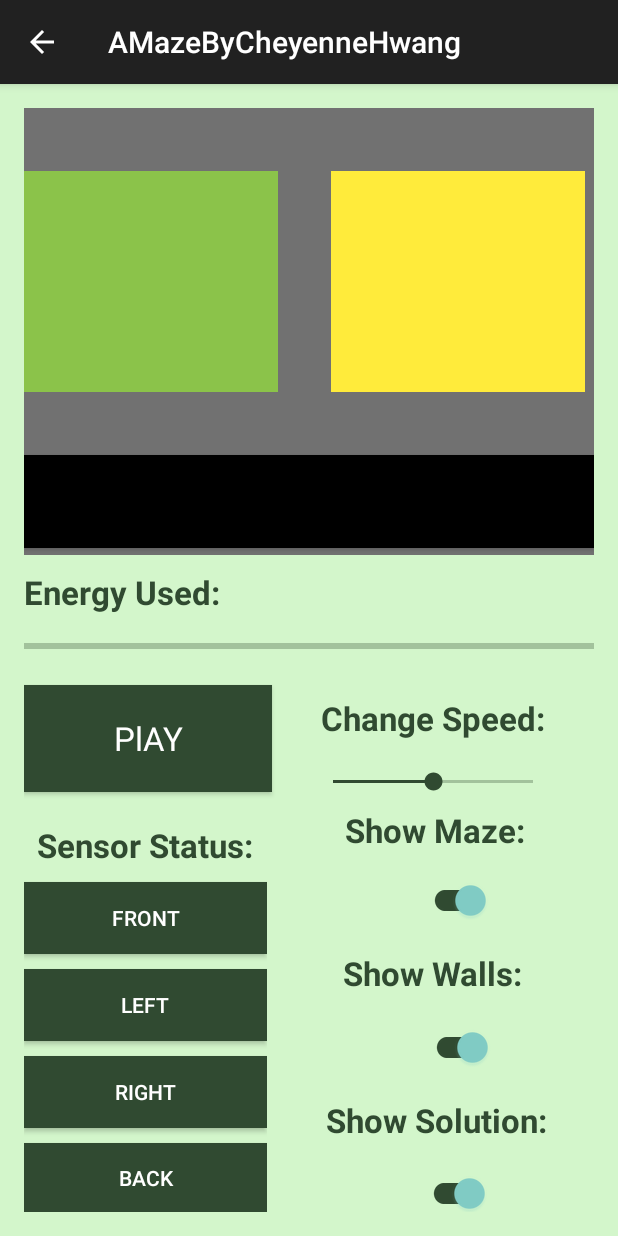
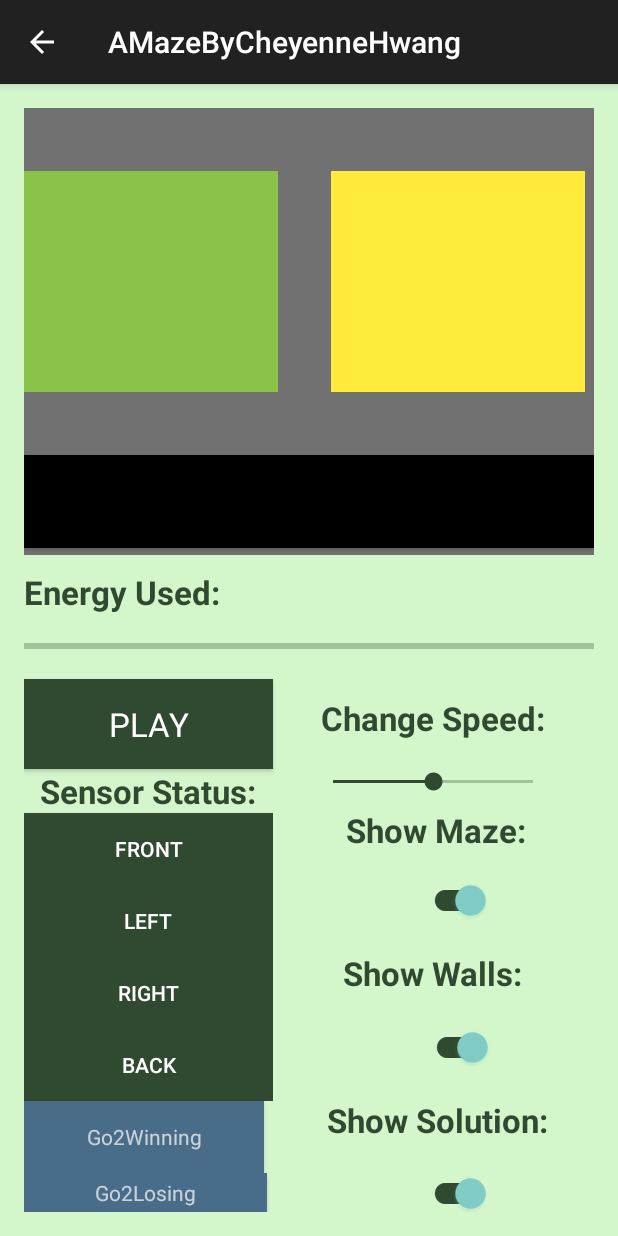
Before and after one commit to cmhwang/Android_Maze, an Android app built with Jetpack Compose: the PlayAnimationActivity screen opened directly, with no data from a screen before it, on a phone screen of 412 x 824 dp. Run offline under Robolectric (Android 15) with nearby library versions, the phone set to English and light mode, and no system bars.

Commit message:
added ui short cut features to state winning and losing

```diff
--- a/src/main/res/layout/playanimationlayout.xml
+++ b/src/main/res/layout/playanimationlayout.xml
@@ -34,7 +34,8 @@
                 android:layout_height="231dp"
                 android:contentDescription="@string/temp_bckgd_txt"
                 app:srcCompat="@android:drawable/title_bar"
-                app:tint="#8BC34A" />
+                app:tint="#8BC34A"
+                tools:ignore="ImageContrastCheck" />
 
             <ImageView
                 android:id="@+id/yellowPolygon"
@@ -54,7 +55,8 @@
             android:layout_width="fill_parent"
             android:layout_height="62dp"
             android:background="#000000"
-            android:contentDescription="@string/temp_bckgd_txt" />
+            android:contentDescription="@string/temp_bckgd_txt"
+            tools:ignore="DuplicateSpeakableTextCheck" />
 
     </LinearLayout>
 
@@ -81,10 +83,9 @@
 
     <Button
         android:id="@+id/playButton"
-        android:layout_width="165dp"
-        android:layout_height="71dp"
+        android:layout_width="166dp"
+        android:layout_height="60dp"
         android:layout_below="@id/energyBar"
-        android:layout_marginTop="4dp"
         android:background="#304A31"
         android:text="@string/play_txt"
         android:textAppearance="@style/TextAppearance.AppCompat.Large" />
@@ -156,7 +157,8 @@
             android:textColor="#00000000"
             android:thumbTint="#304A31"
             app:thumbTintMode="src_in"
-            app:trackTint="#304A31" />
+            app:trackTint="#304A31"
+            tools:ignore="DuplicateSpeakableTextCheck" />
 
     </LinearLayout>
 
@@ -232,16 +234,16 @@
 
     <LinearLayout
         android:id="@+id/sensorStatusLayout"
-        android:layout_width="162dp"
-        android:layout_height="281dp"
+        android:layout_width="166dp"
+        android:layout_height="wrap_content"
         android:layout_below="@id/speedLayout"
+        android:layout_marginTop="-26dp"
         android:orientation="vertical">
 
         <TextView
             android:id="@+id/sensorStatusText"
             android:layout_width="match_parent"
             android:layout_height="wrap_content"
-            android:layout_marginTop="10dp"
             android:text="@string/sensor_status_txt"
             android:textAlignment="center"
             android:textAppearance="@style/TextAppearance.AppCompat.Large"
@@ -252,7 +254,6 @@
             android:id="@+id/frontSensorStatus"
             android:layout_width="match_parent"
             android:layout_height="wrap_content"
-            android:layout_marginTop="10dp"
             android:background="#304A31"
             android:clickable="false"
             android:text="@string/f_txt" />
@@ -261,7 +262,6 @@
             android:id="@+id/leftSensorStatus"
             android:layout_width="match_parent"
             android:layout_height="wrap_content"
-            android:layout_marginTop="10dp"
             android:background="#304A31"
             android:clickable="false"
             android:text="@string/l_txt" />
@@ -270,7 +270,6 @@
             android:id="@+id/rightSensorStatus"
             android:layout_width="match_parent"
             android:layout_height="wrap_content"
-            android:layout_marginTop="10dp"
             android:background="#304A31"
             android:clickable="false"
             android:text="@string/r_txt" />
@@ -279,12 +278,31 @@
             android:id="@+id/backSensorStatus"
             android:layout_width="match_parent"
             android:layout_height="wrap_content"
-            android:layout_marginTop="10dp"
             android:background="#304A31"
             android:clickable="false"
             android:text="@string/b_txt" />
 
     </LinearLayout>
 
+    <Button
+        android:id="@+id/skip2win"
+        android:layout_width="160dp"
+        android:layout_height="48dp"
+        android:layout_below="@id/sensorStatusLayout"
+        android:background="#496C88"
+        android:text="@string/skip_win_txt"
+        android:textAppearance="@style/TextAppearance.AppCompat.Small"
+        tools:ignore="TextContrastCheck,TouchTargetSizeCheck" />
+
+    <Button
+        android:id="@+id/skip2lose"
+        android:layout_width="162dp"
+        android:layout_height="wrap_content"
+        android:layout_below="@id/skip2win"
+        android:background="#496C88"
+        android:text="@string/skip_lose_txt"
+        android:textAppearance="@style/TextAppearance.AppCompat.Small"
+        tools:ignore="TextContrastCheck,TouchTargetSizeCheck" />
+
 
 </RelativeLayout>
--- a/src/main/res/layout/playmanuallayout.xml
+++ b/src/main/res/layout/playmanuallayout.xml
@@ -258,10 +258,11 @@
             android:id="@+id/navText"
             android:layout_width="match_parent"
             android:layout_height="match_parent"
+            android:layout_marginTop="5dp"
+            android:background="#30414A"
             android:gravity="clip_horizontal|center"
-            android:text="@string/controls_txt"
+            android:text="@string/shortcut_txt"
             android:textAppearance="@style/TextAppearance.AppCompat.Large"
-            android:textColor="#304A31"
             android:textStyle="bold" />
 
 
--- a/src/main/res/values/strings.xml
+++ b/src/main/res/values/strings.xml
@@ -41,7 +41,7 @@
     <string name="win_txt">YOU WIN</string>
 
     <string name="temp_bckgd_txt">Temporary image for maze view holder"</string>
-    <string name="play_txt">PlAY</string>
+    <string name="play_txt">PLAY</string>
     <string name="pause_txt">PAUSE</string>
     <string name="speed_txt">Change Speed:</string>
     <string name="change_size_txt">FRONT</string>
@@ -55,6 +55,8 @@
     <string name="b_txt">BACK</string>
     <string name="forward_txt">FORWARD</string>
     <string name="jump_txt">JUMP</string>
-    <string name="controls_txt">Controls</string>
+    <string name="shortcut_txt">ShortCut</string>
+    <string name="skip_win_txt">Go2Winning</string>
+    <string name="skip_lose_txt">Go2Losing</string>
 
 </resources>
```
